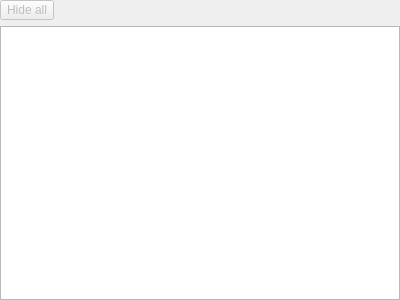
This is MiniZincIDE/outputwidget.ui in MiniZinc/MiniZincIDE as Qt 5 draws it before an edit. The edited form follows.
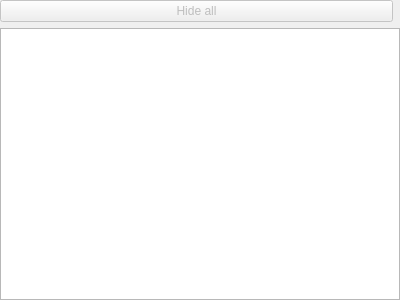
This is the edited form.

Commit message: Use checkboxes for section toggling on macOS

```diff
--- a/MiniZincIDE/outputwidget.ui
+++ b/MiniZincIDE/outputwidget.ui
@@ -13,11 +13,6 @@
   <property name="windowTitle">
    <string>Form</string>
   </property>
-  <property name="styleSheet">
-   <string notr="true">QPushButton {
-  padding: 2px 6px;
-}</string>
-  </property>
   <layout class="QVBoxLayout" name="verticalLayout">
    <property name="leftMargin">
     <number>0</number>
@@ -54,12 +49,6 @@
        <property name="orientation">
         <enum>Qt::Horizontal</enum>
        </property>
-       <property name="sizeHint" stdset="0">
-        <size>
-         <width>40</width>
-         <height>20</height>
-        </size>
-       </property>
       </spacer>
      </item>
      <item>
```
The commit also changes 1 other file.
